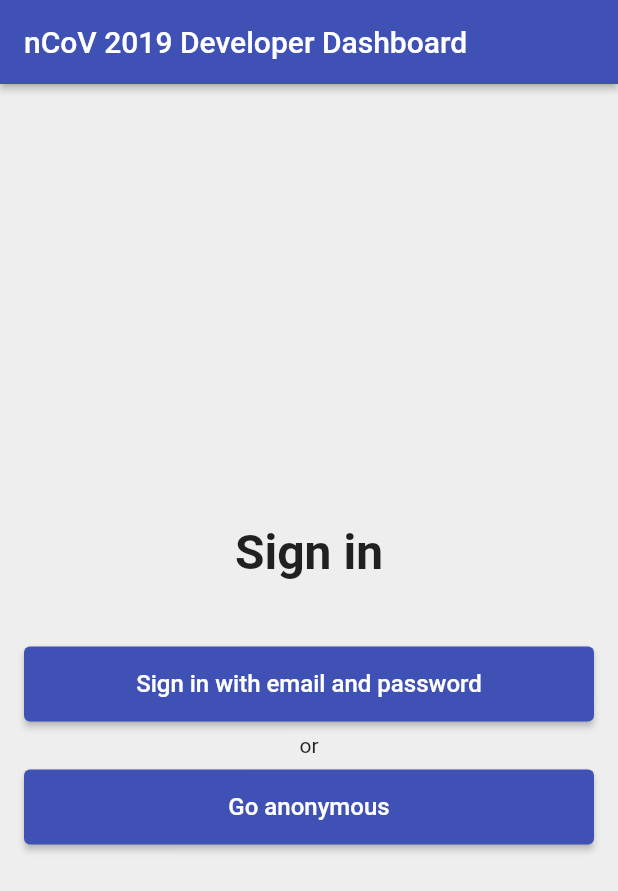
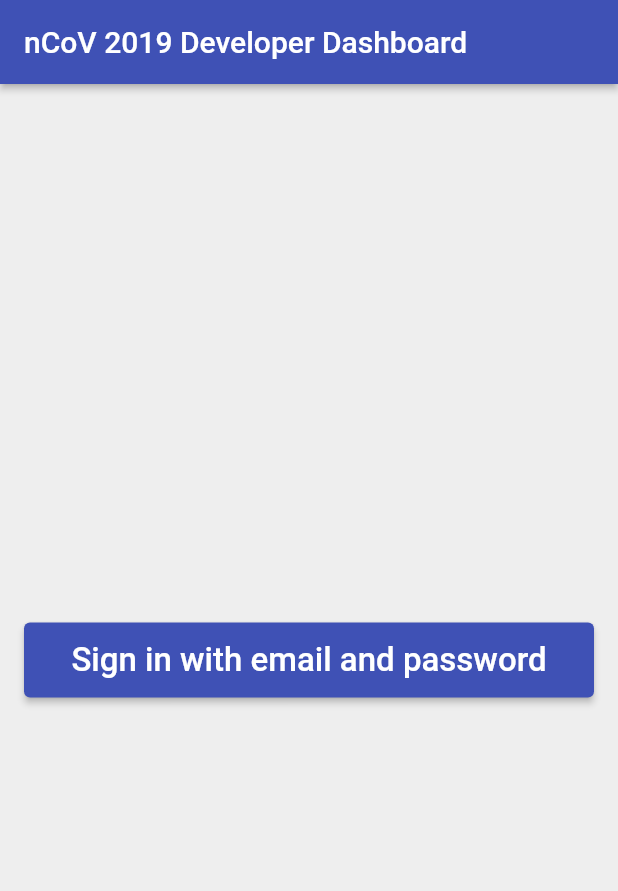
Before and after one commit to bizz84/ncov2019-api-and-webclient, a Flutter app: the screen it shows after launch, on a phone screen of 412 x 824 dp. Shown: the top 891 px of the screen. Run offline on Flutter 3.47's test engine with Material 2 defaults, Android fonts, the phone set to English and light mode, and no system bars; our stand-ins replace cloud_firestore, cloud_functions, firebase_auth, flutter_hooks, freezed_annotation; missing offline and left inert: cloud_firestore_web, cloud_functions_web, dart:html, firebase_auth_web, firebase_core_web; accounts and stored records are empty; generated files the repository leaves out were written again.

Commit message:
Limit maxWidth to 600 px for sign in flows

```diff
--- a/web_client/lib/app/sign_in/email_password/email_password_sign_in_page.dart
+++ b/web_client/lib/app/sign_in/email_password/email_password_sign_in_page.dart
@@ -1,3 +1,5 @@
+import 'dart:math';
+
 import 'package:ncov2019_codewithandrea_web_client/app/sign_in/email_password/email_password_sign_in_model.dart';
 import 'package:ncov2019_codewithandrea_web_client/common_widgets/primary_button.dart';
 import 'package:ncov2019_codewithandrea_web_client/common_widgets/show_alert_dialog.dart';
@@ -204,7 +206,10 @@ class _EmailPasswordSignInPageState extends State<EmailPasswordSignInPage> {
       ),
       backgroundColor: Colors.grey[200],
       body: SingleChildScrollView(
-        child: Padding(
+        child: Center(
+          child: LayoutBuilder(builder: (context, constraints) {
+            return Container(
+              width: min(constraints.maxWidth, 600),
               padding: EdgeInsets.all(16.0),
               child: Card(
                 child: Padding(
@@ -212,6 +217,8 @@ class _EmailPasswordSignInPageState extends State<EmailPasswordSignInPage> {
                   child: _buildContent(),
                 ),
               ),
+            );
+          }),
         ),
       ),
     );
--- a/web_client/lib/app/sign_in/sign_in_button.dart
+++ b/web_client/lib/app/sign_in/sign_in_button.dart
@@ -11,7 +11,7 @@ class SignInButton extends CustomRaisedButton {
     double height = 50.0,
   }) : super(
           key: key,
-          child: Text(text, style: TextStyle(color: textColor, fontSize: 16.0)),
+          child: Text(text, style: TextStyle(color: textColor, fontSize: 22.0)),
           color: color,
           textColor: textColor,
           height: height,
--- a/web_client/lib/app/sign_in/sign_in_page.dart
+++ b/web_client/lib/app/sign_in/sign_in_page.dart
@@ -1,3 +1,5 @@
+import 'dart:math';
+
 import 'package:ncov2019_codewithandrea_web_client/app/sign_in/email_password/email_password_sign_in_page.dart';
 import 'package:ncov2019_codewithandrea_web_client/app/sign_in/sign_in_view_model.dart';
 import 'package:ncov2019_codewithandrea_web_client/app/sign_in/sign_in_button.dart';
@@ -6,7 +8,6 @@ import 'package:ncov2019_codewithandrea_web_client/constants/keys.dart';
 import 'package:ncov2019_codewithandrea_web_client/constants/strings.dart';
 import 'package:flutter/foundation.dart';
 import 'package:flutter/material.dart';
-import 'package:flutter/services.dart';
 import 'package:provider/provider.dart';
 import 'package:ncov2019_codewithandrea_web_client/services/firebase_auth_service.dart';
 
@@ -77,19 +78,21 @@ class SignInPage extends StatelessWidget {
   }
 
   Widget _buildSignIn(BuildContext context) {
-    // Make content scrollable so that it fits on small screens
+    return Center(
+      child: LayoutBuilder(builder: (context, constraints) {
         return Container(
+          width: min(constraints.maxWidth, 600),
           padding: EdgeInsets.all(16.0),
           child: Column(
             mainAxisAlignment: MainAxisAlignment.center,
             crossAxisAlignment: CrossAxisAlignment.stretch,
             children: <Widget>[
-          SizedBox(height: 32.0),
-          SizedBox(
-            height: 50.0,
-            child: _buildHeader(),
-          ),
-          SizedBox(height: 32.0),
+              // SizedBox(height: 32.0),
+              // SizedBox(
+              //   height: 50.0,
+              //   child: _buildHeader(),
+              // ),
+              // SizedBox(height: 32.0),
               SignInButton(
                 key: emailPasswordButtonKey,
                 text: Strings.signInWithEmailPassword,
@@ -99,23 +102,26 @@ class SignInPage extends StatelessWidget {
                 textColor: Colors.white,
                 color: Theme.of(context).primaryColor,
               ),
-          SizedBox(height: 8),
-          Text(
-            Strings.or,
-            style: TextStyle(fontSize: 14.0, color: Colors.black87),
-            textAlign: TextAlign.center,
-          ),
-          SizedBox(height: 8),
-          SignInButton(
-            key: anonymousButtonKey,
-            text: Strings.goAnonymous,
-            color: Theme.of(context).primaryColor,
-            textColor: Colors.white,
-            onPressed:
-                viewModel.isLoading ? null : () => _signInAnonymously(context),
-          ),
+              // SizedBox(height: 8),
+              // Text(
+              //   Strings.or,
+              //   style: TextStyle(fontSize: 14.0, color: Colors.black87),
+              //   textAlign: TextAlign.center,
+              // ),
+              // SizedBox(height: 8),
+              // SignInButton(
+              //   key: anonymousButtonKey,
+              //   text: Strings.goAnonymous,
+              //   color: Theme.of(context).primaryColor,
+              //   textColor: Colors.white,
+              //   onPressed: viewModel.isLoading
+              //       ? null
+              //       : () => _signInAnonymously(context),
+              // ),
             ],
           ),
         );
+      }),
+    );
   }
 }
```
Lines whose indentation alone changed are shown as unchanged.
